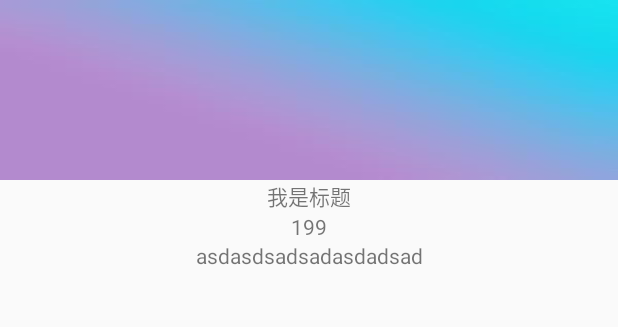
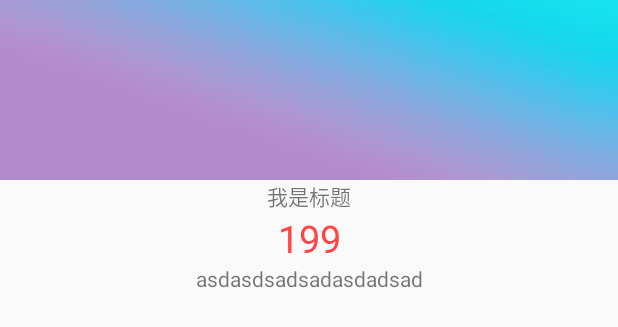
Before and after one commit to yangzuozhe/ShoppingApp, an Android app: the layout what_mai_product_info_recyclerview_item.xml on its own in the app's theme, with its tools: preview values and no code run, on a phone screen of 412 x 824 dp. Shown: the top 327 px of the screen. Run offline under Robolectric (Android 15) with nearby library versions, the phone set to English and light mode, and no system bars.

```diff
--- a/app/src/main/AndroidManifest.xml
+++ b/app/src/main/AndroidManifest.xml
@@ -15,7 +15,7 @@
         android:theme="@style/AppTheme"
         android:usesCleartextTraffic="true"
         tools:targetApi="m">
-        <activity android:name=".activity.TianMaoProductInfoActivity"></activity>
+        <activity android:name=".activity.ProductInfoActivity"></activity>
         <activity android:name=".activity.HomeActivity">
             <intent-filter>
                 <action android:name="android.intent.action.MAIN" />
--- a/app/src/main/java/com/example/shoppingapp/fragment/TianMaoFragment.java
+++ b/app/src/main/java/com/example/shoppingapp/fragment/TianMaoFragment.java
@@ -17,9 +17,10 @@ import androidx.recyclerview.widget.RecyclerView;
 import com.example.shoppingapp.OkHttpUtils;
 import com.example.shoppingapp.R;
 import com.example.shoppingapp.Data.TianmaoData;
-import com.example.shoppingapp.activity.TianMaoProductInfoActivity;
+import com.example.shoppingapp.activity.ProductInfoActivity;
 import com.example.shoppingapp.adapter.TianMaoAdapter;
 import com.example.shoppingapp.base.BaseFragment;
+import com.example.shoppingapp.base.IntentKey;
 import com.example.shoppingapp.bean.TianmaoBannerBean;
 import com.example.shoppingapp.bean.TianmaoGuideBean;
 
@@ -134,7 +135,8 @@ public class TianMaoFragment extends BaseFragment {
     public void onClick(View view) {
         final int i = view.getId();
         if (i == R.id.btnTianMaoSearch || i == R.id.etTianMaoSearch) {
-            Intent intent = new Intent(getActivity(), TianMaoProductInfoActivity.class);
+            Intent intent = new Intent(getActivity(), ProductInfoActivity.class);
+            intent.putExtra(IntentKey.INTENT_KEY,IntentKey.TIAN_MAO_KEY);
             startActivity(intent);
         }
     }
--- a/app/src/main/res/layout/tian_mao_prduct_info_activity.xml
+++ b/app/src/main/res/layout/tian_mao_prduct_info_activity.xml
@@ -4,7 +4,7 @@
     xmlns:tools="http://schemas.android.com/tools"
     android:layout_width="match_parent"
     android:layout_height="match_parent"
-    tools:context=".activity.TianMaoProductInfoActivity">
+    tools:context=".activity.ProductInfoActivity">
 
     <EditText
         android:id="@+id/etTianMaoSearch"
--- a/app/src/main/res/layout/what_mai_product_info_recyclerview_item.xml
+++ b/app/src/main/res/layout/what_mai_product_info_recyclerview_item.xml
@@ -3,7 +3,7 @@
     xmlns:app="http://schemas.android.com/apk/res-auto"
     xmlns:tools="http://schemas.android.com/tools"
     android:layout_width="match_parent"
-    android:layout_height="match_parent">
+    android:layout_height="wrap_content">
 
     <ImageView
         android:id="@+id/ivWmInfo"
@@ -25,6 +25,8 @@
         android:id="@+id/tvWmPrice"
         android:layout_width="wrap_content"
         android:layout_height="wrap_content"
+        android:textColor="@android:color/holo_red_light"
+        android:textSize="25dp"
         app:layout_constraintEnd_toEndOf="@+id/ivWmInfo"
         app:layout_constraintStart_toStartOf="@+id/ivWmInfo"
         app:layout_constraintTop_toBottomOf="@+id/tvWmTitle"
```
Also changed, not shown: app/src/main/java/com/example/shoppingapp/activity/ProductInfoActivity.java (renamed from app/src/main/java/com/example/shoppingapp/activity/TianMaoProductInfoActivity.java, +15 -3 lines), app/src/main/java/com/example/shoppingapp/base/IntentKey.java (added, +7 -0 lines), app/src/main/java/com/example/shoppingapp/fragment/WhatMaiFragment.java (+5 -2 lines).
